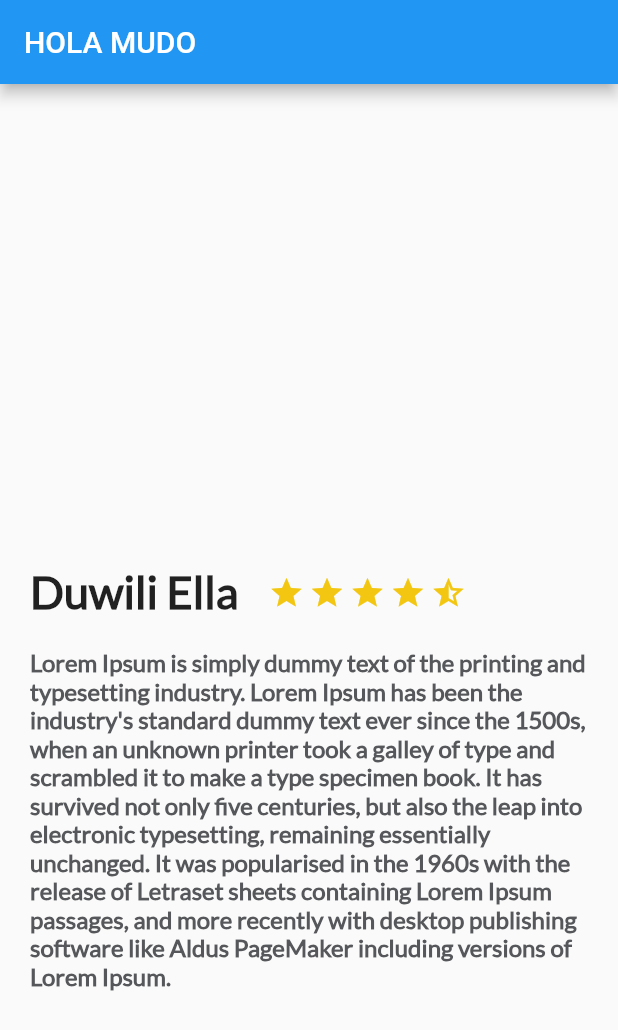
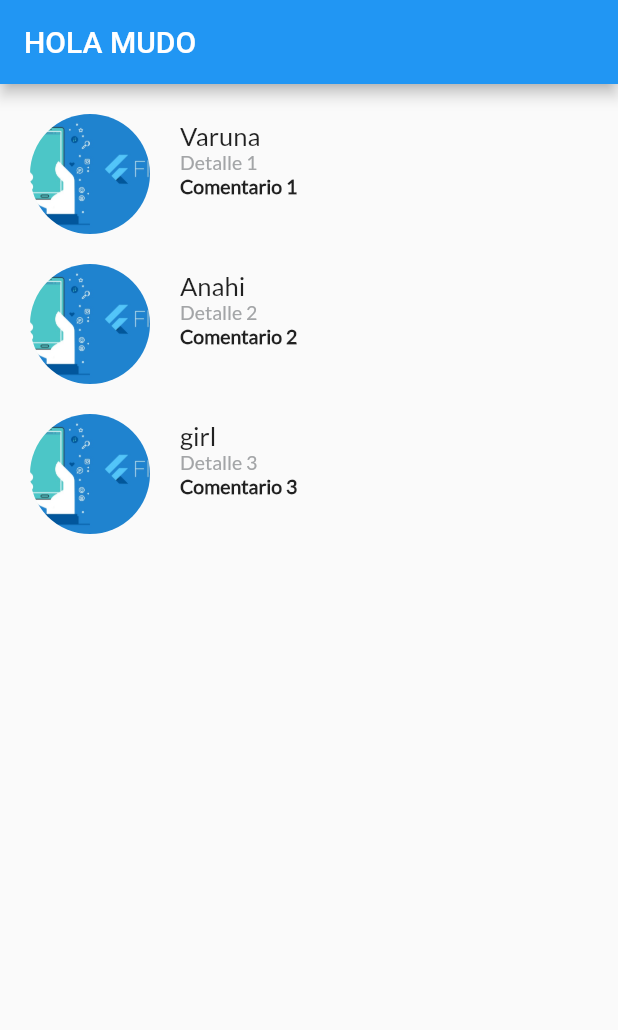
Before and after one commit to davidcrc/TripsFlutter, a Flutter app: the screen it shows after launch, on a phone screen of 412 x 824 dp. Shown: the top 1030 px of the screen. Run offline on Flutter 3.47's test engine with Material 2 defaults, Android fonts, the phone set to English and light mode, and no system bars.

Commit message:
Aprendimos como añadir en fila y columnas (maquetacion) a un pequeño componente de interfaz para presentar usuarios

```diff
--- a/lib/main.dart
+++ b/lib/main.dart
@@ -1,5 +1,6 @@
 import 'package:flutter/material.dart';
 import 'package:platzi_flutter_app/description_place.dart';
+import 'package:platzi_flutter_app/review_list.dart';
 
 void main() => runApp(MyApp());
 
@@ -31,7 +32,10 @@ class MyApp extends StatelessWidget {
         ),
 
         // TODO: Para traer el widget creado
-        body: new DescriptionPlace("Duwili Ella", 3 ,desciptionDummy),
+        // body: new DescriptionPlace("Duwili Ella", 3 ,desciptionDummy),
+
+        // NOTE:
+        body: ReviewList(),
         /*body: Center(
           child: Text("HOLUuu"),
         ),
--- /dev/null
+++ b/lib/review.dart
@@ -0,0 +1,106 @@
+import 'package:flutter/material.dart';
+
+class Review extends StatelessWidget{
+
+  String pathImage = "asset/images/flutter.jpg";
+  String name = "Varuu";
+  String details = "1 revew 5 photos";
+  String comments = "There is an amazing place in Sri Lanka";
+
+  Review(this.pathImage, this.name, this.details, this.comments );
+
+  @override
+  Widget build(BuildContext context) {
+    // TODO: implement build
+    //throw UnimplementedError();
+
+    final userComment = Container(
+      margin: EdgeInsets.only(
+          left: 20
+      ),
+      child: Text(
+        comments,
+        textAlign: TextAlign.left,
+        style: TextStyle(
+            fontFamily: "Lato",
+            fontSize: 13.0,
+            fontWeight: FontWeight.w900,
+        ),
+
+      ),
+    );
+
+
+    final userInfo = Container(
+      margin: EdgeInsets.only(
+          left: 20
+      ),
+      child: Text(
+        details,
+        textAlign: TextAlign.left,
+        style: TextStyle(
+            fontFamily: "Lato",
+            fontSize: 13.0,
+            color: Color(0xFFa3a5a7)
+        ),
+
+      ),
+
+    );
+
+
+    final userName = Container(
+      margin: EdgeInsets.only(
+        left: 20
+      ),
+      child: Text(
+        name,
+        textAlign: TextAlign.left,
+        style: TextStyle(
+          fontFamily: "Lato",
+          fontSize: 17.0
+        ),
+
+      ),
+
+    );
+
+    final userDetails = Column(
+      // Alinear al iniio y a la izquierda
+      crossAxisAlignment: CrossAxisAlignment.start,
+      children: <Widget>[
+        userName,
+        userInfo,
+        userComment
+
+      ],
+    );
+
+    final photo = Container(
+      margin: EdgeInsets.only(
+        top: 20.0,
+        left: 20.0,
+
+      ),
+      width: 80.0,
+      height: 80.0,
+
+      decoration: BoxDecoration(
+        shape: BoxShape.circle,
+        //image: AssetImage(pathImage)
+        image: DecorationImage(
+          fit: BoxFit.cover,
+          image: AssetImage(pathImage)
+        )
+      ),
+    );
+
+    return Row(
+      children: <Widget>[
+        photo,
+        userDetails,
+      ],
+    );
+  }
+
+}
--- /dev/null
+++ b/lib/review_list.dart
@@ -0,0 +1,23 @@
+import 'package:flutter/material.dart';
+import "review.dart";
+
+class ReviewList extends StatelessWidget{
+
+  @override
+  Widget build(BuildContext context) {
+    // TODO: implement build
+    //throw UnimplementedError();
+
+    return Column(
+      crossAxisAlignment: CrossAxisAlignment.start,
+      children: <Widget>[
+        Review("assets/images/flutter.jpg", "Varuna", "Detalle 1", "Comentario 1"),
+        Review("assets/images/flutter.jpg", "Anahi", "Detalle 2", "Comentario 2"),
+        Review("assets/images/flutter.jpg", "girl", "Detalle 3", "Comentario 3"),
+
+      ],
+    );
+    //return null;
+  }
+
+}
--- a/pubspec.yaml
+++ b/pubspec.yaml
@@ -46,6 +46,8 @@ flutter:
   #  - images/a_dot_ham.jpeg
   assets:
     - assets/images/img.jpg
+    - assets/images/flutter.jpg
+
   # An image asset can refer to one or more resolution-specific "variants", see
   # https://flutter.dev/assets-and-images/#resolution-aware.
 
```
Also changed, not shown: assets/images/flutter.jpg (added).
